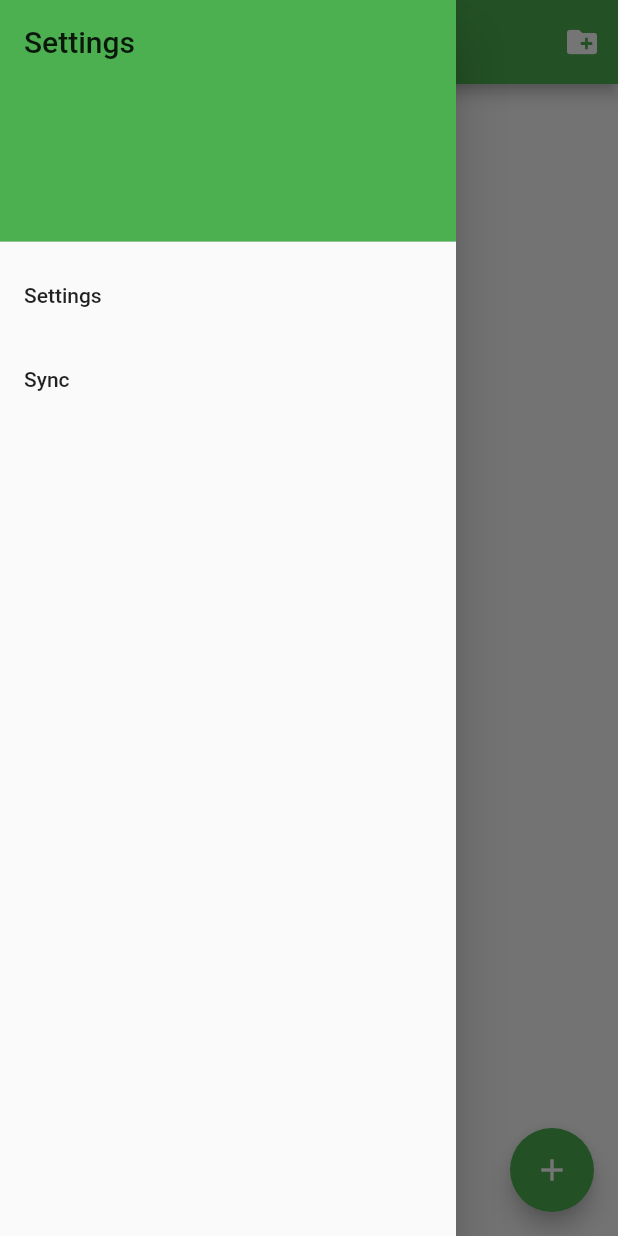
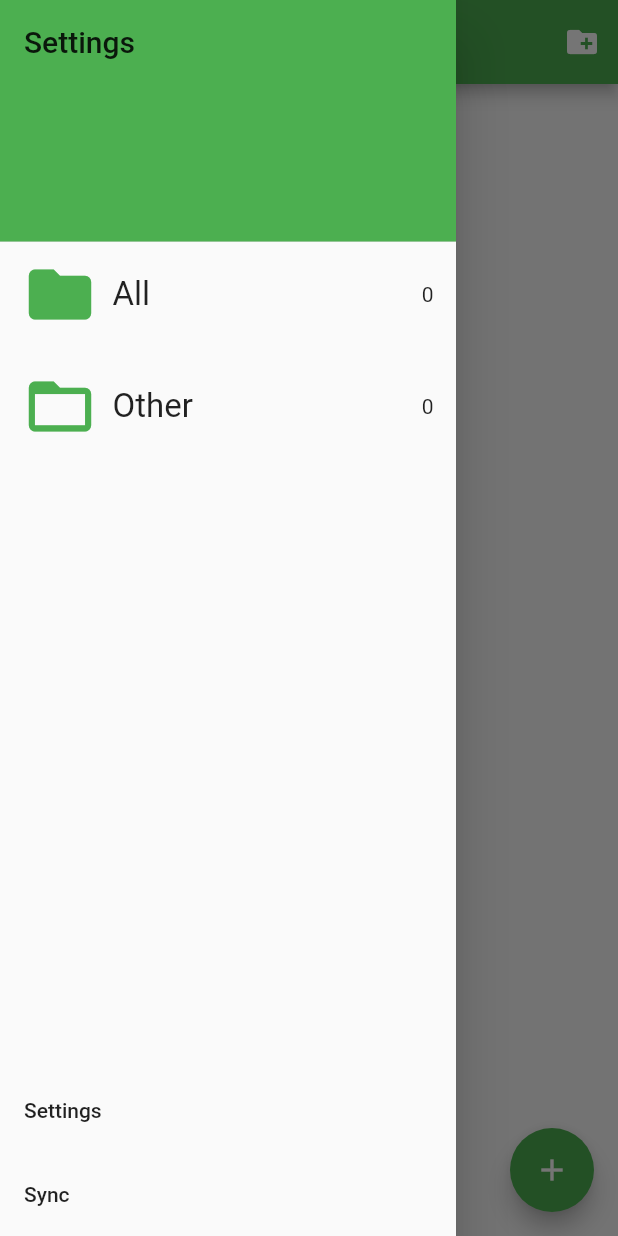
Before and after one commit to springeye/oplin, a Flutter app: the screen it shows after launch, with the side drawer open, on a phone screen of 412 x 824 dp. Run offline on Flutter 3.47's test engine with Material 2 defaults, Android fonts, the phone set to English and light mode, and no system bars; our stand-ins replace bloc, dio, equatable, flutter_bloc, flutter_colorpicker, flutter_easyloading and 4 more; missing offline and left inert: bitsdojo_window, diff_match_patch, flutter_quill, webdav_client; generated files the repository leaves out were written again.

Commit message:
move folder to drawer

```diff
--- a/lib/app/view/mobile/build_note.dart
+++ b/lib/app/view/mobile/build_note.dart
@@ -5,6 +5,33 @@ import 'package:flutter_quill/flutter_quill.dart' hide Text;
 import 'package:intl/intl.dart';
 
 import '../../../../../db/models.dart';
+
+Widget buildNoteBookItem(BuildContext context, Notebook book, bool opened) {
+  return Container(
+    padding: const EdgeInsets.fromLTRB(15, 10, 15, 15),
+    child: Row(
+      children: [
+        Icon(
+          opened ? Icons.folder_open : Icons.folder,
+          size: 50,
+          color: Theme.of(context).primaryColor,
+        ),
+        Padding(
+          padding: const EdgeInsets.symmetric(horizontal: 10),
+          child: Text(
+            book.name,
+            style:
+                Theme.of(context).textTheme.titleMedium?.copyWith(fontSize: 22),
+          ),
+        ),
+        //folder name
+        const Spacer(),
+        Text("${book.count}"),
+        // notes count in folder
+      ],
+    ),
+  );
+}
 
 Widget buildNoteItem(BuildContext context, Note note) {
   var content = note.content.toPlainText().trim();
--- a/lib/app/view/mobile/drawer.dart
+++ b/lib/app/view/mobile/drawer.dart
@@ -1,15 +1,19 @@
 import 'package:flutter/material.dart';
 import 'package:flutter_bloc/flutter_bloc.dart';
 import 'package:flutter_easyloading/flutter_easyloading.dart';
+import 'package:oplin/app/view/mobile/build_note.dart';
 
 // import 'package:objectbox/objectbox.dart';
 import 'package:oplin/app/view/mobile/route.dart';
 import 'package:oplin/app/view/mobile/settings.dart';
 import 'package:oplin/bloc/app_cubit.dart';
+import 'package:oplin/bloc/book_bloc.dart';
+import 'package:oplin/bloc/note_bloc.dart';
 import 'package:oplin/bloc/sync_bloc.dart';
 import 'package:oplin/bloc/sync_event.dart';
 import 'package:oplin/bloc/sync_state.dart';
 import 'package:oplin/common/logging.dart';
+import 'package:oplin/db/models.dart';
 
 import 'package:oplin/gen/S.dart';
 
@@ -26,17 +30,67 @@ Widget buildDrawer(BuildContext context) {
         }
       },
       builder: (context, state) {
-        return ListView(
-          padding: EdgeInsets.zero,
+        var books = context.watch<BookBloc>().state.filteredTodos.toList();
+        var noteBloc = context.watch<NoteBloc>();
+        var selectBook = noteBloc.state.filter.notebook;
+        return Column(
           children: [
-            DrawerHeader(
+            SizedBox(
+              width: double.infinity,
+              child: DrawerHeader(
+                margin: EdgeInsets.zero,
                 decoration: BoxDecoration(
                   color: Theme.of(context).primaryColor,
                 ),
                 child: Text(
                   S.of(context).settings,
                   style: Theme.of(context).textTheme.titleLarge,
-                )),
+                ),
+              ),
+            ),
+            Expanded(
+              child: ListView.builder(
+                controller: ScrollController(),
+                scrollDirection: Axis.vertical,
+                padding: EdgeInsets.zero,
+                itemCount: books.length + 2,
+                itemBuilder: (BuildContext context, int index) {
+                  if (index == 0) {
+                    return InkWell(
+                      onTap: () {
+                        noteBloc.setNotebook(null);
+                        Navigator.pop(context);
+                      },
+                      child: buildNoteBookItem(
+                          context,
+                          Notebook()..name = S.of(context).all,
+                          selectBook == null),
+                    );
+                  }
+                  if (index == 1) {
+                    return InkWell(
+                      onTap: () {
+                        noteBloc.setNotebook(Notebook.other);
+                        Navigator.pop(context);
+                      },
+                      child: buildNoteBookItem(
+                          context,
+                          Notebook.other..name = S.of(context).other,
+                          selectBook != null && selectBook.isOther),
+                    );
+                  }
+                  var book = books[index - 2];
+                  return InkWell(
+                    onTap: () {
+                      noteBloc.setNotebook(book);
+                      Navigator.pop(context);
+                    },
+                    child: buildNoteBookItem(
+                        context, book, selectBook?.uuid == book.uuid),
+                  );
+                },
+              ),
+            ),
             ListTile(
               title: Text(S.of(context).settings),
               onTap: () {
--- a/lib/app/view/mobile/edit.dart
+++ b/lib/app/view/mobile/edit.dart
@@ -3,7 +3,7 @@ import 'dart:convert';
 import 'package:flutter/material.dart';
 import 'package:flutter_bloc/flutter_bloc.dart';
 import 'package:flutter_quill/flutter_quill.dart' hide Text;
-import 'package:oplin/app/view/editor/toolbar.dart';
+import 'package:oplin/common/toolbar.dart';
 import 'package:oplin/bloc/note_bloc.dart';
 
 import '../../../db/models.dart';
--- a/lib/app/view/mobile/folder.dart
+++ b/lib/app/view/mobile/folder_screen.dart
@@ -6,27 +6,27 @@ import 'package:oplin/app/view/mobile/route.dart';
 import 'package:oplin/bloc/book_bloc.dart';
 import 'package:oplin/bloc/note_bloc.dart';
 import 'package:oplin/db/models.dart';
-import 'package:oplin/ext/AssetGenImage.dart';
+import 'package:oplin/common/AssetGenImage.dart';
 import 'package:oplin/repository/note_repository.dart';
 
 import '../../../gen/assets.gen.dart';
 import 'package:oplin/gen/S.dart';
 
-class FolderWidget extends StatefulWidget {
+class FolderScreenWidget extends StatefulWidget {
   final Notebook book;
 
-  const FolderWidget({
+  const FolderScreenWidget({
     Key? key,
     required this.book,
   }) : super(key: key);
 
   @override
   State<StatefulWidget> createState() {
-    return _FolderWidgetState();
+    return _FolderScreenWidgetState();
   }
 }
 
-class _FolderWidgetState extends State<FolderWidget> {
+class _FolderScreenWidgetState extends State<FolderScreenWidget> {
   GlobalKey<NoteListState> noteListKey = GlobalKey();
   EditType editType = EditType.none;
   List<String> selected = [];
--- a/lib/app/view/mobile/home.dart
+++ b/lib/app/view/mobile/home.dart
@@ -4,7 +4,7 @@ import 'package:oplin/app/view/mobile/dialog.dart';
 import 'package:oplin/app/view/mobile/drawer.dart';
 import 'package:oplin/app/view/mobile/edit.dart';
 import 'package:oplin/bloc/note_bloc.dart';
-import 'package:oplin/ext/AssetGenImage.dart';
+import 'package:oplin/common/AssetGenImage.dart';
 
 import '../../../gen/assets.gen.dart';
 import 'package:oplin/gen/S.dart';
@@ -23,9 +23,32 @@ class _MobileHomePageState extends State<MobileHomePage> {
   List<String> selected = [];
   GlobalKey<NoteListState> noteListKey = GlobalKey();
 
-  AppBar _buildAppBar() {
-    var titleStyle = Theme.of(context).appBarTheme.titleTextStyle;
-    var title = S.of(context).app_name;
+  AppBar _buildAppBar(BuildContext context) {
+    var selectBook = context
+        .watch<NoteBloc>()
+        .state
+        .filter
+        .notebook;
+    var titleStyle = Theme
+        .of(context)
+        .appBarTheme
+        .titleTextStyle;
+    var title = S
+        .of(context)
+        .app_name;
+    if (selectBook == null) {
+      title = S
+          .of(context)
+          .all;
+    } else if (selectBook.isOther) {
+      title = S
+          .of(context)
+          .other;
+    } else {
+      title = selectBook.name;
+      title = S.of(context).notebook_by_name(title);
+    }
+
     if (editType == EditType.note) {
       title = S.of(context).select_note_count(selected.length);
     } else if (editType == EditType.folder) {
@@ -76,7 +99,7 @@ class _MobileHomePageState extends State<MobileHomePage> {
   @override
   Widget build(BuildContext context) {
     return Scaffold(
-      appBar: _buildAppBar(),
+      appBar: _buildAppBar(context),
       floatingActionButton: editType != EditType.none
           ? null
           : FloatingActionButton(
@@ -87,7 +110,8 @@ class _MobileHomePageState extends State<MobileHomePage> {
             AppPageRoute<EditNoteWidget>(
               builder: (context) => const EditNoteWidget(),
             ),
-                ).then((value) => context
+          ).then((value) =>
+              context
                   .read<NoteBloc>()
                   .add(const NotesSubscriptionRequested()));
         },
@@ -96,7 +120,7 @@ class _MobileHomePageState extends State<MobileHomePage> {
       drawer: editType != EditType.none ? null : buildDrawer(context),
       body: NoteList(
         key: noteListKey,
-        showFolder: true,
+        showFolder: false,
         modelCallback: (isEditing) {
           setState(() {
             editType = isEditing;
--- a/lib/app/view/mobile/note_list.dart
+++ b/lib/app/view/mobile/note_list.dart
@@ -4,7 +4,7 @@ import 'package:oplin/app/view/mobile/edit.dart';
 import 'package:oplin/app/view/mobile/route.dart';
 import 'package:oplin/bloc/book_bloc.dart';
 import 'package:oplin/bloc/note_bloc.dart';
-import 'package:oplin/ext/AssetGenImage.dart';
+import 'package:oplin/common/AssetGenImage.dart';
 import 'package:oplin/gen/assets.gen.dart';
 
 import '../../../common/utils.dart';
@@ -14,7 +14,7 @@ import 'build_note.dart';
 import 'card_item_draggable.dart';
 import 'card_item_target.dart';
 import 'dialog.dart';
-import 'folder.dart';
+import 'folder_screen.dart';
 
 class NoteList extends StatefulWidget {
   final Notebook? notebook;
@@ -173,8 +173,8 @@ class NoteListState extends State<NoteList> {
               } else if (editType == EditType.none) {
                 await Navigator.push(
                   context,
-                  AppPageRoute<FolderWidget>(builder: (context) {
-                    return FolderWidget(
+                  AppPageRoute<FolderScreenWidget>(builder: (context) {
+                    return FolderScreenWidget(
                       book: e,
                     );
                   }),
@@ -199,7 +199,7 @@ class NoteListState extends State<NoteList> {
               builder: (context, hover) {
                 return Row(
                   children: [
-                    Expanded(child: _buildNoteBookItem(e, hover)),
+                    Expanded(child: buildNoteBookItem(context, e, hover)),
                     if (editType == EditType.folder)
                       Checkbox(
                           value: selected.contains(e.uuid), onChanged: (val) {})
@@ -238,35 +238,6 @@ class NoteListState extends State<NoteList> {
         );
       },
     ); // NON-NLS // NON-NLS
-  }
-
-  Widget _buildNoteBookItem(Notebook book, bool opened) {
-    return Container(
-      padding: const EdgeInsets.fromLTRB(15, 10, 15, 15),
-      child: Row(
-        children: [
-          Icon(
-            opened ? Icons.folder_open : Icons.folder,
-            size: 50,
-            color: Theme.of(context).primaryColor,
-          ),
-          Padding(
-            padding: const EdgeInsets.symmetric(horizontal: 10),
-            child: Text(
-              book.name,
-              style: Theme.of(context)
-                  .textTheme
-                  .titleMedium
-                  ?.copyWith(fontSize: 22),
-            ),
-          ),
-          //folder name
-          const Spacer(),
-          Text("${book.count}"),
-          // notes count in folder
-        ],
-      ),
-    );
   }
 
   Widget _buildBottomBar(Widget listView) {
```
Also changed, not shown: lib/common/AssetGenImage.dart (renamed from lib/ext/AssetGenImage.dart), lib/common/compare_edit.dart (renamed from lib/widget/compare_edit.dart), lib/common/toolbar.dart (renamed from lib/app/view/editor/toolbar.dart). Lines whose indentation alone changed are shown as unchanged.
